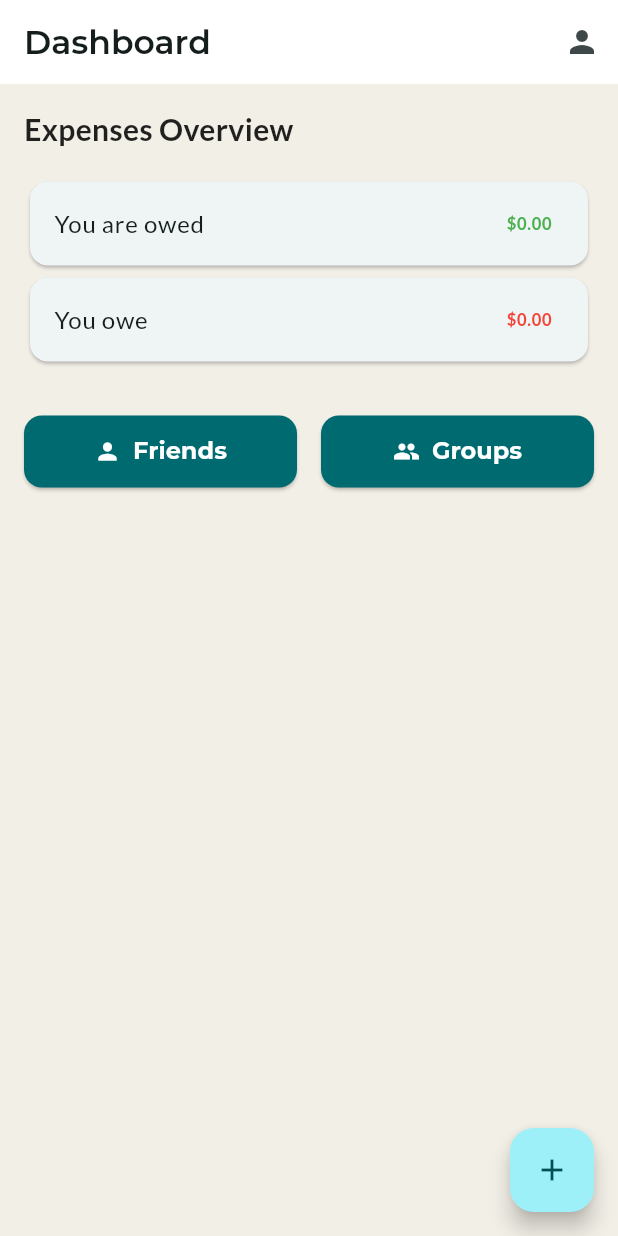
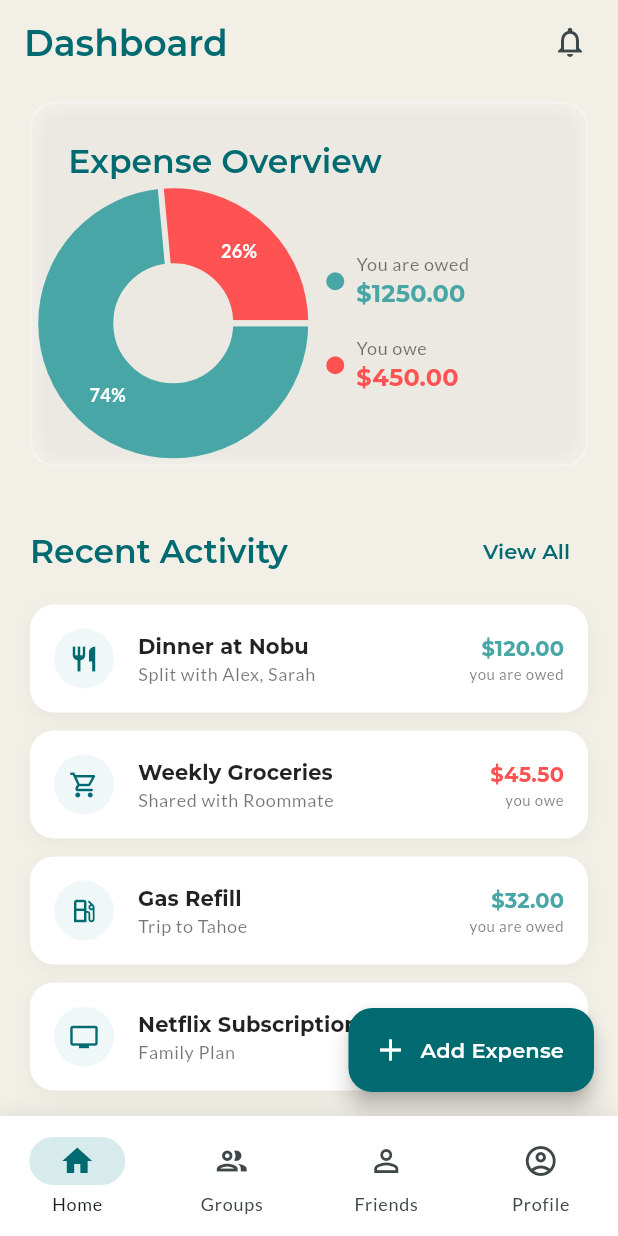
Before and after one commit to Halooid/splix-mobile, a Flutter app: the DashboardPage screen opened by its route, on a phone screen of 412 x 824 dp. Run offline on Flutter 3.47's test engine with Material 3 defaults, Android fonts, the phone set to English and light mode, and no system bars; drawn by our look-alikes of fl_chart; our stand-ins replace flutter_bloc, get_it, go_router, google_fonts, lottie; missing offline and left inert: auth, core; statements that could not run were skipped; project files that could hold a hidden picture were left out.

Commit message:
feat: implement bottom navigation bar and update dashboard UI with charts and activity list

```diff
--- a/lib/core/di/injection.dart
+++ b/lib/core/di/injection.dart
@@ -1,4 +1,3 @@
-import 'dart:io';
 import 'package:get_it/get_it.dart';
 import 'package:auth/auth.dart';
 
--- a/lib/core/router.dart
+++ b/lib/core/router.dart
@@ -1,3 +1,4 @@
+import 'package:flutter/material.dart';
 import 'package:go_router/go_router.dart';
 import '../../features/splash/pages/splash_page.dart';
 import '../../features/auth/pages/auth_page.dart';
@@ -6,8 +7,12 @@ import '../../features/profile/pages/profile_page.dart';
 import '../../features/friends/pages/friends_page.dart';
 import '../../features/groups/pages/groups_page.dart';
 import '../../features/expense/pages/add_expense_page.dart';
+import '../../features/dashboard/widgets/scaffold_with_navbar.dart';
+
+final GlobalKey<NavigatorState> _rootNavigatorKey = GlobalKey<NavigatorState>();
 
 final router = GoRouter(
+  navigatorKey: _rootNavigatorKey,
   initialLocation: '/',
   routes: [
     GoRoute(
@@ -18,24 +23,48 @@ final router = GoRouter(
       path: '/auth',
       builder: (context, state) => const AuthPage(),
     ),
+    StatefulShellRoute.indexedStack(
+      builder: (context, state, navigationShell) {
+        return ScaffoldWithNavBar(navigationShell: navigationShell);
+      },
+      branches: [
+        StatefulShellBranch(
+          routes: [
             GoRoute(
               path: '/dashboard',
               builder: (context, state) => const DashboardPage(),
             ),
+          ],
+        ),
+        StatefulShellBranch(
+          routes: [
+            GoRoute(
+              path: '/groups',
+              builder: (context, state) => const GroupsPage(),
+            ),
+          ],
+        ),
+        StatefulShellBranch(
+          routes: [
+            GoRoute(
+              path: '/friends',
+              builder: (context, state) => const FriendsPage(),
+            ),
+          ],
+        ),
+        StatefulShellBranch(
+          routes: [
             GoRoute(
               path: '/profile',
               builder: (context, state) => const ProfilePage(),
             ),
-    GoRoute(
-      path: '/friends',
-      builder: (context, state) => const FriendsPage(),
+          ],
         ),
-    GoRoute(
-      path: '/groups',
-      builder: (context, state) => const GroupsPage(),
+      ],
     ),
     GoRoute(
       path: '/add-expense',
+      parentNavigatorKey: _rootNavigatorKey,
       builder: (context, state) => const AddExpensePage(),
     ),
   ],
--- a/lib/core/theme/app_theme.dart
+++ b/lib/core/theme/app_theme.dart
@@ -16,8 +16,7 @@ class AppTheme {
         primary: primaryColor,
         secondary: secondaryColor,
         tertiary: accentColor,
-        background: backgroundColor,
-        surface: Colors.white,
+        surface: backgroundColor,
       ),
       scaffoldBackgroundColor: backgroundColor,
       textTheme: TextTheme(
--- a/lib/core/widgets/glass_container.dart
+++ b/lib/core/widgets/glass_container.dart
@@ -34,15 +34,15 @@ class GlassContainer extends StatelessWidget {
           child: Container(
             padding: padding,
             decoration: BoxDecoration(
-              color: color.withOpacity(opacity),
+              color: color.withValues(alpha: opacity),
               borderRadius: defaultBorderRadius,
               border: Border.all(
-                color: color.withOpacity(opacity * 1.5),
+                color: color.withValues(alpha: opacity * 1.5),
                 width: 1.5,
               ),
               boxShadow: [
                 BoxShadow(
-                  color: Colors.black.withOpacity(0.05),
+                  color: Colors.black.withValues(alpha: 0.05),
                   blurRadius: 10,
                   spreadRadius: -2,
                 ),
--- a/lib/features/dashboard/pages/dashboard_page.dart
+++ b/lib/features/dashboard/pages/dashboard_page.dart
@@ -1,5 +1,8 @@
 import 'package:flutter/material.dart';
 import 'package:go_router/go_router.dart';
+import '../../../core/theme/app_theme.dart';
+import '../widgets/donut_chart_section.dart';
+import '../widgets/activity_list_item.dart';
 
 class DashboardPage extends StatelessWidget {
   const DashboardPage({super.key});
@@ -8,62 +11,84 @@ class DashboardPage extends StatelessWidget {
   Widget build(BuildContext context) {
     return Scaffold(
       appBar: AppBar(
-        title: const Text('Dashboard'),
+        title: Text(
+          'Dashboard',
+          style: Theme.of(context).textTheme.headlineSmall,
+        ),
+        centerTitle: false,
+        backgroundColor: Colors.transparent,
+        elevation: 0,
         actions: [
           IconButton(
-            icon: const Icon(Icons.person),
-            onPressed: () => context.push('/profile'),
+            icon: const Icon(Icons.notifications_outlined),
+            onPressed: () {},
           ),
+          const SizedBox(width: 8),
         ],
       ),
       body: SingleChildScrollView(
-        padding: const EdgeInsets.all(16.0),
+        padding: const EdgeInsets.symmetric(horizontal: 20.0),
         child: Column(
           crossAxisAlignment: CrossAxisAlignment.start,
           children: [
-            Text(
-              'Expenses Overview',
-              style: TextStyle(fontSize: 20, fontWeight: FontWeight.bold),
+            const SizedBox(height: 12),
+            const DonutChartSection(
+              youOwe: 450.00,
+              youAreOwed: 1250.00,
             ),
-            SizedBox(height: 16),
-            Card(
-              child: ListTile(
-                title: Text('You are owed'),
-                trailing: Text('\$0.00', style: TextStyle(color: Colors.green, fontWeight: FontWeight.bold)),
-              ),
-            ),
-            Card(
-              child: ListTile(
-                title: Text('You owe'),
-                trailing: Text('\$0.00', style: TextStyle(color: Colors.red, fontWeight: FontWeight.bold)),
-              ),
-            ),
-            SizedBox(height: 32),
+            const SizedBox(height: 32),
             Row(
+              mainAxisAlignment: MainAxisAlignment.spaceBetween,
               children: [
-                Expanded(
-                  child: ElevatedButton.icon(
-                    onPressed: () => context.push('/friends'),
-                    icon: const Icon(Icons.person),
-                    label: const Text('Friends'),
-                  ),
+                Text(
+                  'Recent Activity',
+                  style: Theme.of(context).textTheme.titleLarge,
                 ),
-                SizedBox(width: 16),
-                Expanded(
-                  child: ElevatedButton.icon(
-                    onPressed: () => context.push('/groups'),
-                    icon: const Icon(Icons.group),
-                    label: const Text('Groups'),
-                  ),
+                TextButton(
+                  onPressed: () {},
+                  child: const Text('View All'),
                 ),
               ],
             ),
+            const SizedBox(height: 12),
+            const ActivityListItem(
+              title: 'Dinner at Nobu',
+              subtitle: 'Split with Alex, Sarah',
+              amount: '\$120.00',
+              isOwed: true,
+              icon: Icons.restaurant,
+            ),
+            const ActivityListItem(
+              title: 'Weekly Groceries',
+              subtitle: 'Shared with Roommate',
+              amount: '\$45.50',
+              isOwed: false,
+              icon: Icons.shopping_cart_outlined,
+            ),
+            const ActivityListItem(
+              title: 'Gas Refill',
+              subtitle: 'Trip to Tahoe',
+              amount: '\$32.00',
+              isOwed: true,
+              icon: Icons.local_gas_station_outlined,
+            ),
+            const ActivityListItem(
+              title: 'Netflix Subscription',
+              subtitle: 'Family Plan',
+              amount: '\$15.99',
+              isOwed: false,
+              icon: Icons.tv,
+            ),
+            const SizedBox(height: 100), // Space for FAB
           ],
         ),
       ),
-      floatingActionButton: FloatingActionButton(
+      floatingActionButton: FloatingActionButton.extended(
         onPressed: () => context.push('/add-expense'),
-        child: const Icon(Icons.add),
+        icon: const Icon(Icons.add),
+        label: const Text('Add Expense'),
+        backgroundColor: AppTheme.primaryColor,
+        foregroundColor: Colors.white,
       ),
     );
   }
--- /dev/null
+++ b/lib/features/dashboard/widgets/activity_list_item.dart
@@ -0,0 +1,90 @@
+import 'package:flutter/material.dart';
+import '../../../core/theme/app_theme.dart';
+
+class ActivityListItem extends StatelessWidget {
+  final String title;
+  final String subtitle;
+  final String amount;
+  final bool isOwed;
+  final IconData icon;
+
+  const ActivityListItem({
+    required this.title,
+    required this.subtitle,
+    required this.amount,
+    required this.isOwed,
+    this.icon = Icons.receipt_long_outlined,
+    super.key,
+  });
+
+  @override
+  Widget build(BuildContext context) {
+    return Container(
+      margin: const EdgeInsets.only(bottom: 12),
+      padding: const EdgeInsets.all(16),
+      decoration: BoxDecoration(
+        color: Colors.white,
+        borderRadius: BorderRadius.circular(16),
+        boxShadow: [
+          BoxShadow(
+            color: Colors.black.withAlpha(10),
+            blurRadius: 10,
+            offset: const Offset(0, 4),
+          ),
+        ],
+      ),
+      child: Row(
+        children: [
+          Container(
+            padding: const EdgeInsets.all(10),
+            decoration: BoxDecoration(
+              color: AppTheme.accentColor.withAlpha(40),
+              shape: BoxShape.circle,
+            ),
+            child: Icon(
+              icon,
+              color: AppTheme.primaryColor,
+              size: 20,
+            ),
+          ),
+          const SizedBox(width: 16),
+          Expanded(
+            child: Column(
+              crossAxisAlignment: CrossAxisAlignment.start,
+              children: [
+                Text(
+                  title,
+                  style: Theme.of(context).textTheme.titleSmall?.copyWith(
+                        fontWeight: FontWeight.bold,
+                      ),
+                ),
+                Text(
+                  subtitle,
+                  style: Theme.of(context).textTheme.bodySmall,
+                ),
+              ],
+            ),
+          ),
+          Column(
+            crossAxisAlignment: CrossAxisAlignment.end,
+            children: [
+              Text(
+                amount,
+                style: Theme.of(context).textTheme.titleSmall?.copyWith(
+                      fontWeight: FontWeight.bold,
+                      color: isOwed ? AppTheme.secondaryColor : Colors.redAccent,
+                    ),
+              ),
+              Text(
+                isOwed ? 'you are owed' : 'you owe',
+                style: Theme.of(context).textTheme.bodySmall?.copyWith(
+                      fontSize: 10,
+                    ),
+              ),
+            ],
+          ),
+        ],
+      ),
+    );
+  }
+}
--- /dev/null
+++ b/lib/features/dashboard/widgets/donut_chart_section.dart
@@ -0,0 +1,134 @@
+import 'package:fl_chart/fl_chart.dart';
+import 'package:flutter/material.dart';
+import '../../../core/theme/app_theme.dart';
+import '../../../core/widgets/glass_container.dart';
+
+class DonutChartSection extends StatelessWidget {
+  final double youOwe;
+  final double youAreOwed;
+
+  const DonutChartSection({
+    required this.youOwe,
+    required this.youAreOwed,
+    super.key,
+  });
+
+  @override
+  Widget build(BuildContext context) {
+    final total = youOwe + youAreOwed;
+    final owePercent = total == 0 ? 0.0 : (youOwe / total) * 100;
+    final owedPercent = total == 0 ? 0.0 : (youAreOwed / total) * 100;
+
+    return GlassContainer(
+      padding: const EdgeInsets.all(24),
+      child: Column(
+        crossAxisAlignment: CrossAxisAlignment.start,
+        children: [
+          Text(
+            'Expense Overview',
+            style: Theme.of(context).textTheme.titleLarge,
+          ),
+          const SizedBox(height: 24),
+          Row(
+            children: [
+              SizedBox(
+                height: 140,
+                width: 140,
+                child: PieChart(
+                  PieChartData(
+                    sectionsSpace: 4,
+                    centerSpaceRadius: 40,
+                    sections: [
+                      PieChartSectionData(
+                        value: youAreOwed == 0 && youOwe == 0 ? 1 : youAreOwed,
+                        color: youAreOwed == 0 && youOwe == 0 ? Colors.grey[300] : AppTheme.secondaryColor,
+                        title: youAreOwed == 0 ? '' : '${owedPercent.toStringAsFixed(0)}%',
+                        radius: 50,
+                        titleStyle: const TextStyle(
+                          fontSize: 12,
+                          fontWeight: FontWeight.bold,
+                          color: Colors.white,
+                        ),
+                      ),
+                      PieChartSectionData(
+                        value: youOwe,
+                        color: Colors.redAccent,
+                        title: youOwe == 0 ? '' : '${owePercent.toStringAsFixed(0)}%',
+                        radius: 50,
+                        titleStyle: const TextStyle(
+                          fontSize: 12,
+                          fontWeight: FontWeight.bold,
+                          color: Colors.white,
+                        ),
+                      ),
+                    ],
+                  ),
+                ),
+              ),
+              const SizedBox(width: 32),
+              Expanded(
+                child: Column(
+                  crossAxisAlignment: CrossAxisAlignment.start,
+                  children: [
+                    _buildLegendItem(
+                      context,
+                      'You are owed',
+                      '\$${youAreOwed.toStringAsFixed(2)}',
+                      AppTheme.secondaryColor,
+                    ),
+                    const SizedBox(height: 16),
+                    _buildLegendItem(
+                      context,
+                      'You owe',
+                      '\$${youOwe.toStringAsFixed(2)}',
+                      Colors.redAccent,
+                    ),
+                  ],
+                ),
+              ),
+            ],
+          ),
+        ],
+      ),
+    );
+  }
+
+  Widget _buildLegendItem(
+    BuildContext context,
+    String label,
+    String amount,
+    Color color,
+  ) {
+    return Row(
+      children: [
+        Container(
+          width: 12,
+          height: 12,
+          decoration: BoxDecoration(
+            color: color,
+            shape: BoxShape.circle,
+          ),
+        ),
+        const SizedBox(width: 8),
+        Expanded(
+          child: Column(
+            crossAxisAlignment: CrossAxisAlignment.start,
+            children: [
+              Text(
+                label,
+                style: Theme.of(context).textTheme.bodySmall,
+              ),
+              Text(
+                amount,
+                style: Theme.of(context).textTheme.titleMedium?.copyWith(
+                      fontWeight: FontWeight.bold,
+                      color: color,
+                    ),
+              ),
+            ],
+          ),
+        ),
+      ],
+    );
+  }
+}
--- /dev/null
+++ b/lib/features/dashboard/widgets/scaffold_with_navbar.dart
@@ -0,0 +1,66 @@
+import 'package:flutter/material.dart';
+import 'package:go_router/go_router.dart';
+import '../../../core/theme/app_theme.dart';
+
+class ScaffoldWithNavBar extends StatelessWidget {
+  const ScaffoldWithNavBar({
+    required this.navigationShell,
+    Key? key,
+  }) : super(key: key ?? const ValueKey<String>('ScaffoldWithNavBar'));
+
+  final StatefulNavigationShell navigationShell;
+
+  @override
+  Widget build(BuildContext context) {
+    return Scaffold(
+      body: navigationShell,
+      bottomNavigationBar: Container(
+        decoration: BoxDecoration(
+          boxShadow: [
+            BoxShadow(
+              color: Colors.black.withAlpha(20),
+              blurRadius: 10,
+              offset: const Offset(0, -2),
+            ),
+          ],
+        ),
+        child: NavigationBar(
+          selectedIndex: navigationShell.currentIndex,
+          onDestinationSelected: (int index) => _onTap(context, index),
+          backgroundColor: Colors.white,
+          indicatorColor: AppTheme.accentColor.withAlpha(100),
+          labelBehavior: NavigationDestinationLabelBehavior.alwaysShow,
+          destinations: const [
+            NavigationDestination(
+              icon: Icon(Icons.home_outlined),
+              selectedIcon: Icon(Icons.home, color: AppTheme.primaryColor),
+              label: 'Home',
+            ),
+            NavigationDestination(
+              icon: Icon(Icons.group_outlined),
+              selectedIcon: Icon(Icons.group, color: AppTheme.primaryColor),
+              label: 'Groups',
+            ),
+            NavigationDestination(
+              icon: Icon(Icons.person_outline),
+              selectedIcon: Icon(Icons.person, color: AppTheme.primaryColor),
+              label: 'Friends',
+            ),
+            NavigationDestination(
+              icon: Icon(Icons.account_circle_outlined),
+              selectedIcon: Icon(Icons.account_circle, color: AppTheme.primaryColor),
+              label: 'Profile',
+            ),
+          ],
+        ),
+      ),
+    );
+  }
+
+  void _onTap(BuildContext context, int index) {
+    navigationShell.goBranch(
+      index,
+      initialLocation: index == navigationShell.currentIndex,
+    );
+  }
+}
```
Also changed, not shown: pubspec.yaml (+2 -58 lines), pubspec.lock. Lines whose indentation alone changed are shown as unchanged.
